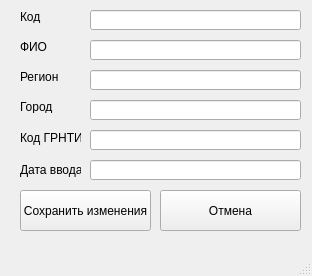
The window that edit_row_form.ui (lernya/dbcs) describes before a commit, drawn with Qt 5.
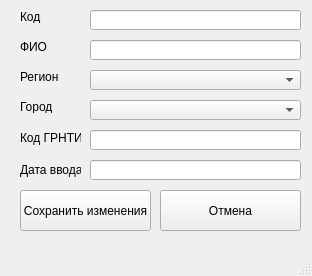
The same window after the commit.

```diff
--- a/edit_row_form.ui
+++ b/edit_row_form.ui
@@ -14,16 +14,6 @@
    <string>MainWindow</string>
   </property>
   <widget class="QWidget" name="centralwidget">
-   <widget class="QLineEdit" name="regionRowEdit">
-    <property name="geometry">
-     <rect>
-      <x>90</x>
-      <y>70</y>
-      <width>211</width>
-      <height>20</height>
-     </rect>
-    </property>
-   </widget>
    <widget class="QLabel" name="label_3">
     <property name="geometry">
      <rect>
@@ -93,16 +83,6 @@
      </rect>
     </property>
    </widget>
-   <widget class="QLineEdit" name="cityRowEdit">
-    <property name="geometry">
-     <rect>
-      <x>90</x>
-      <y>100</y>
-      <width>211</width>
-      <height>20</height>
-     </rect>
-    </property>
-   </widget>
    <widget class="QLabel" name="label_4">
     <property name="geometry">
      <rect>
@@ -178,6 +158,26 @@
      <string>Отмена</string>
     </property>
    </widget>
+   <widget class="QComboBox" name="regionRowComboBox">
+    <property name="geometry">
+     <rect>
+      <x>90</x>
+      <y>70</y>
+      <width>211</width>
+      <height>20</height>
+     </rect>
+    </property>
+   </widget>
+   <widget class="QComboBox" name="cityRowComboBox">
+    <property name="geometry">
+     <rect>
+      <x>90</x>
+      <y>100</y>
+      <width>211</width>
+      <height>20</height>
+     </rect>
+    </property>
+   </widget>
   </widget>
   <widget class="QMenuBar" name="menubar">
    <property name="geometry">
```
